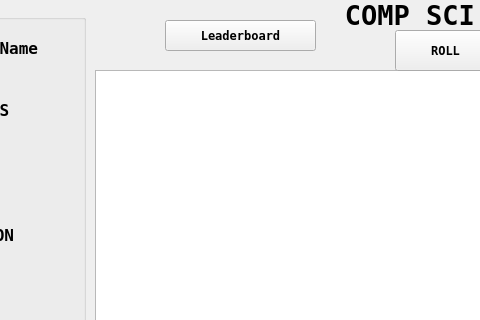
Old version of the form mainwindow.ui in the repository EthanMeli/CompSciLife-Backup; both pictures show x 135 to 615 and y 0 to 320 of the 1173 by 673 pixel window.
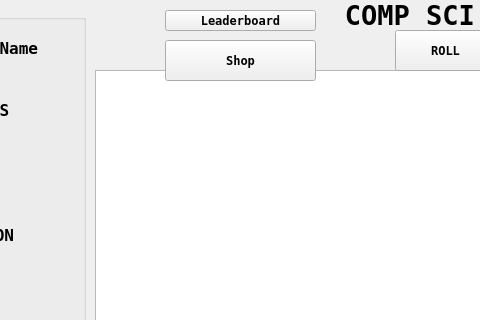
New version of the form.

Commit message: Shop functionality

```diff
--- a/mainwindow.ui
+++ b/mainwindow.ui
@@ -446,9 +446,9 @@
     <property name="geometry">
      <rect>
       <x>300</x>
-      <y>20</y>
+      <y>10</y>
       <width>151</width>
-      <height>31</height>
+      <height>21</height>
      </rect>
     </property>
     <property name="font">
@@ -480,6 +480,25 @@
      <string>Tutorial</string>
     </property>
    </widget>
+   <widget class="QPushButton" name="Shop">
+    <property name="geometry">
+     <rect>
+      <x>300</x>
+      <y>40</y>
+      <width>151</width>
+      <height>41</height>
+     </rect>
+    </property>
+    <property name="font">
+     <font>
+      <family>Terminal</family>
+      <bold>true</bold>
+     </font>
+    </property>
+    <property name="text">
+     <string>Shop</string>
+    </property>
+   </widget>
   </widget>
   <widget class="QStatusBar" name="statusbar"/>
  </widget>
```
The commit also changes 11 other files.
